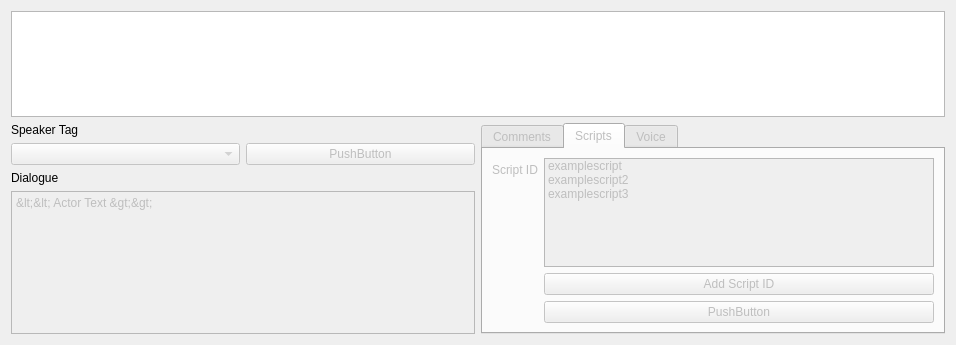
BytesOfPiDev/Conversation, file Code/Source/ConversationEditor/ConversationEditorWidget.ui: the form before one commit.
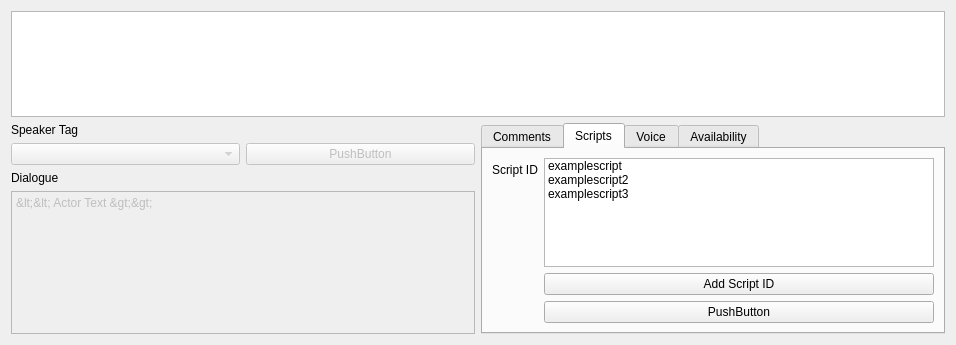
The form after the commit. The open tabs and pages were chosen to show the change.

Commit message:
Conversation Editor Cleanerup, add back property editor
Experimenting with the property editor until the Document Property Editor is ready.

Diff of the .ui file:
```diff
--- a/Code/Source/ConversationEditor/ConversationEditorWidget.ui
+++ b/Code/Source/ConversationEditor/ConversationEditorWidget.ui
@@ -102,7 +102,7 @@
      <item>
       <widget class="QTabWidget" name="tabWidget">
        <property name="enabled">
-        <bool>false</bool>
+        <bool>true</bool>
        </property>
        <property name="currentIndex">
         <number>0</number>
@@ -138,6 +138,15 @@
          </item>
          <item row="0" column="1">
           <widget class="QListWidget" name="scriptListWidget">
+           <property name="enabled">
+            <bool>true</bool>
+           </property>
+           <property name="editTriggers">
+            <set>QAbstractItemView::AllEditTriggers</set>
+           </property>
+           <property name="dragEnabled">
+            <bool>true</bool>
+           </property>
            <property name="uniformItemSizes">
             <bool>false</bool>
            </property>
@@ -194,6 +203,11 @@
          </item>
         </layout>
        </widget>
+       <widget class="QWidget" name="tab">
+        <attribute name="title">
+         <string>Availability</string>
+        </attribute>
+       </widget>
       </widget>
      </item>
     </layout>
```
Left out of the diff: 10 changed lines with no effect on the pictures. The commit also changes 10 other files.
